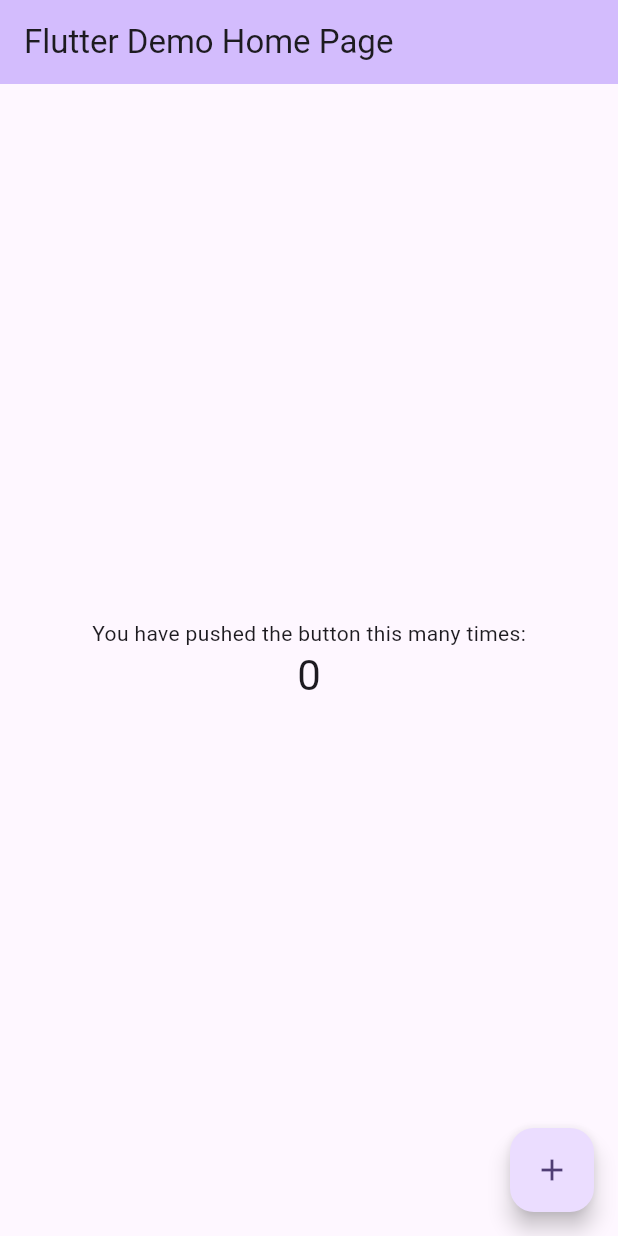
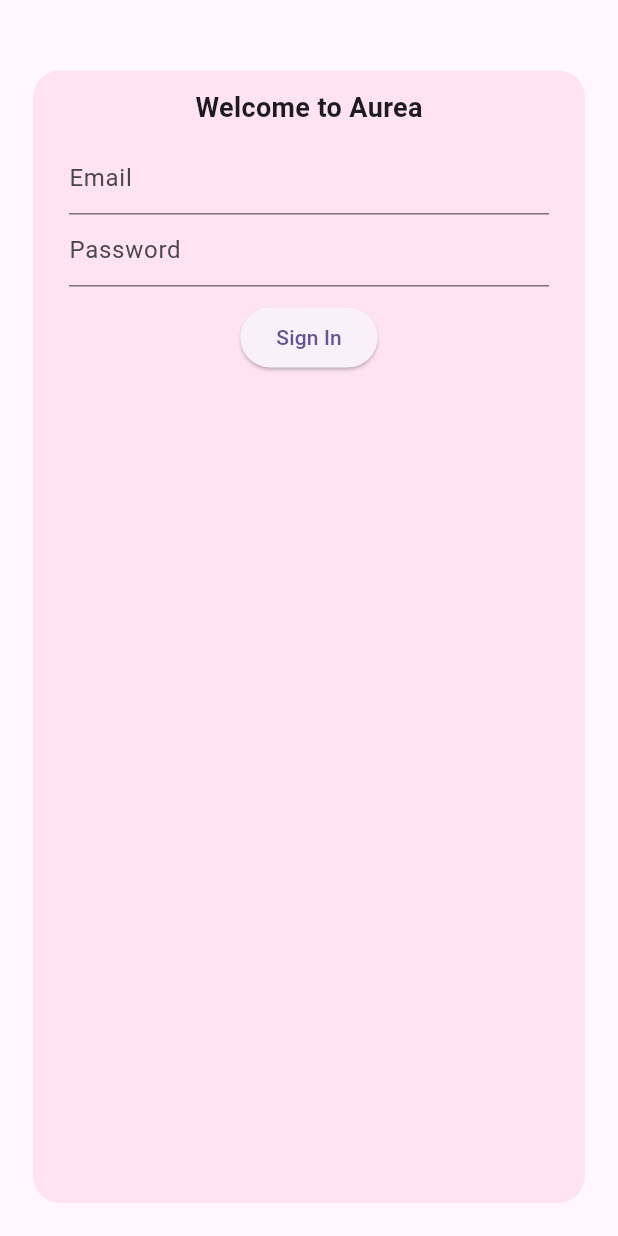
Before and after one commit to FlazeFy/Aurea-Mobile, a Flutter app: the screen it shows after launch, on a phone screen of 412 x 824 dp. Run offline on Flutter 3.47's test engine with Material 3 defaults, Android fonts, the phone set to English and light mode, and no system bars; our stand-ins replace dio, equatable, flutter_bloc, flutter_secure_storage.

Commit message:
feat(auth) : add login UI and integrate with repository

```diff
--- a/analysis_options.yaml
+++ b/analysis_options.yaml
@@ -13,8 +13,7 @@
   # The lint rules applied to this project can be customized in the
   # section below to disable rules from the `package:flutter_lints/flutter.yaml`
   # included above or to enable additional rules. A list of all available lints
-  # and their documentation is published at
-  # https://dart-lang.github.io/linter/lints/index.html.
+  # and their documentation is published at https://dart.dev/lints.
   #
   # Instead of disabling a lint rule for the entire project in the
   # section below, it can also be suppressed for a single line of code
--- /dev/null
+++ b/lib/core/global/style.dart
@@ -0,0 +1,34 @@
+import 'package:flutter/material.dart';
+
+// Color Template
+const Color dangerLightColor = Color(0xFFFFE3F2);
+
+// Spacing
+const double spaceJumbo = 35;
+const double spaceXLG = 24;
+const double spaceLG = 20;
+const double spaceXMD = 16;
+const double spaceMD = 12;
+const double spaceSM = 10;
+const double spaceXSM = 8;
+const double spaceXXSM = 6;
+const double spaceMini = 4;
+
+// Font Size
+const double textXJumbo = 24;
+const double textJumbo = 20;
+const double textXLG = 18;
+const double textLG = 16;
+const double textXMD = 14;
+const double textMD = 13;
+const double textSM = 12;
+const double textXSM = 11;
+
+// Rounded
+const double roundedCircle = 100;
+const double roundedJumbo = 30;
+const double roundedXLG = 24;
+const double roundedLG = 18;
+const double roundedMD = 14;
+const double roundedSM = 12;
+const double roundedMini = 6;
--- a/lib/core/network/api_client.dart
+++ b/lib/core/network/api_client.dart
@@ -6,7 +6,7 @@
     ApiClient() {
         dio = Dio(
             BaseOptions(
-        baseUrl: 'http://127.0.0.1:5555/api/v1',
+                baseUrl: 'http://10.0.2.2:4444/api',
                 headers: {
                   'Content-Type': 'application/json'
                 },
--- a/lib/features/auth/data/repositories/auth_repository.dart
+++ b/lib/features/auth/data/repositories/auth_repository.dart
@@ -2,5 +2,5 @@
 import '../models/login_response.dart';
 
 abstract class AuthRepository {
-  Future<LoginResponse> login(LoginRequest request);
+    Future<LoginResponse> login(LoginRequest request);
 }
--- a/lib/features/auth/data/repositories/auth_repository_impl.dart
+++ b/lib/features/auth/data/repositories/auth_repository_impl.dart
@@ -1,3 +1,7 @@
+import 'package:aurea/features/auth/data/locals/auth_local_data_source.dart';
+import 'package:aurea/features/auth/data/models/login_request.dart';
+import 'package:aurea/features/auth/data/models/login_response.dart';
+import 'package:aurea/features/auth/data/repositories/auth_repository.dart';
 import 'package:dio/dio.dart';
 
 class AuthRepositoryImpl implements AuthRepository {
@@ -11,11 +15,7 @@
 
     @override
     Future<LoginResponse> login(LoginRequest request) async {
-    final response = await dio.post(
-      '/auths/login',
-      data: request.toJson(),
-    );
-
+        final response = await dio.post('/auth/login', data: request.toJson());
         final result = LoginResponse.fromJson(response.data);
 
         await local.saveSession(
--- /dev/null
+++ b/lib/features/auth/presentation/bloc/login_bloc.dart
@@ -0,0 +1,29 @@
+import 'package:aurea/features/auth/data/models/login_request.dart';
+import 'package:aurea/features/auth/data/repositories/auth_repository.dart';
+import 'package:aurea/features/auth/presentation/bloc/login_event.dart';
+import 'package:aurea/features/auth/presentation/bloc/login_state.dart';
+import 'package:flutter_bloc/flutter_bloc.dart';
+
+class LoginBloc extends Bloc<LoginEvent, LoginState> {
+  final AuthRepository repository;
+
+  LoginBloc(this.repository) : super(LoginInitial()) {
+    on<LoginSubmitted>(_onLoginSubmitted);
+  }
+
+  Future<void> _onLoginSubmitted(LoginSubmitted event, Emitter<LoginState> emit,) async {
+    emit(LoginLoading());
+
+    try {
+      await repository.login(
+        LoginRequest(
+          email: event.email,
+          password: event.password,
+        ),
+      );
+      emit(LoginSuccess());
+    } catch (_) {
+      emit(LoginFailure('Login failed'));
+    }
+  }
+}
--- /dev/null
+++ b/lib/features/auth/presentation/bloc/login_event.dart
@@ -0,0 +1,8 @@
+abstract class LoginEvent {}
+
+class LoginSubmitted extends LoginEvent {
+  final String email;
+  final String password;
+
+  LoginSubmitted({required this.email, required this.password});
+}
--- /dev/null
+++ b/lib/features/auth/presentation/bloc/login_state.dart
@@ -0,0 +1,19 @@
+import 'package:equatable/equatable.dart';
+
+abstract class LoginState extends Equatable {
+  @override
+  List<Object?> get props => [];
+}
+
+class LoginInitial extends LoginState {}
+class LoginLoading extends LoginState {}
+class LoginSuccess extends LoginState {}
+
+class LoginFailure extends LoginState {
+  final String message;
+
+  LoginFailure(this.message);
+
+  @override
+  List<Object?> get props => [message];
+}
--- /dev/null
+++ b/lib/features/auth/presentation/pages/login_page.dart
@@ -0,0 +1,61 @@
+import 'package:aurea/core/global/style.dart';
+import 'package:aurea/core/network/api_client.dart';
+import 'package:aurea/features/auth/data/locals/auth_local_data_source.dart';
+import 'package:aurea/features/auth/data/repositories/auth_repository_impl.dart';
+import 'package:aurea/features/auth/presentation/bloc/login_bloc.dart';
+import 'package:aurea/features/auth/presentation/bloc/login_event.dart';
+import 'package:aurea/features/auth/presentation/bloc/login_state.dart';
+import 'package:aurea/features/auth/presentation/ui/molecules/m_login_form.dart';
+import 'package:aurea/features/auth/presentation/ui/organisms/o_login_card.dart';
+import 'package:flutter/material.dart';
+import 'package:flutter_bloc/flutter_bloc.dart';
+
+import '../ui/atoms/a_button.dart';
+
+class LoginPage extends StatelessWidget {
+  LoginPage({super.key});
+
+  final emailCtrl = TextEditingController();
+  final passCtrl = TextEditingController();
+
+  @override
+  Widget build(BuildContext context) {
+    return BlocProvider(
+      create: (_) => LoginBloc(
+        AuthRepositoryImpl(
+          dio: ApiClient().dio,
+          local: AuthLocalDataSource(),
+        ),
+      ),
+      child: Scaffold(
+        body: Padding(
+          padding: const EdgeInsets.only(left: spaceSM, bottom: spaceSM, right: spaceSM, top: spaceJumbo),
+          child: BlocBuilder<LoginBloc, LoginState>(
+            builder: (context, state) {
+              return OrganismLoginCard(
+                form: MoleculeLoginForm(
+                  email: emailCtrl,
+                  password: passCtrl,
+                ),
+                error: state is LoginFailure
+                    ? Text(state.message, style: const TextStyle(color: Colors.red))
+                    : null,
+                actions: AtomButton(
+                  text: 'Sign In',
+                  onPressed: () {
+                    context.read<LoginBloc>().add(
+                      LoginSubmitted(
+                        email: emailCtrl.text,
+                        password: passCtrl.text,
+                      ),
+                    );
+                  },
+                ),
+              );
+            },
+          ),
+        ),
+      ),
+    );
+  }
+}
--- /dev/null
+++ b/lib/features/auth/presentation/ui/atoms/a_button.dart
@@ -0,0 +1,13 @@
+import 'package:flutter/material.dart';
+
+class AtomButton extends StatelessWidget {
+  final String text;
+  final VoidCallback onPressed;
+
+  const AtomButton({super.key, required this.text, required this.onPressed});
+
+  @override
+  Widget build(BuildContext context) {
+    return ElevatedButton(onPressed: onPressed, child: Text(text));
+  }
+}
--- /dev/null
+++ b/lib/features/auth/presentation/ui/atoms/a_input.dart
@@ -0,0 +1,23 @@
+import 'package:flutter/material.dart';
+
+class AtomInput extends StatelessWidget {
+  final TextEditingController controller;
+  final String hint;
+  final bool obscure;
+
+  const AtomInput({
+    super.key,
+    required this.controller,
+    required this.hint,
+    this.obscure = false,
+  });
+
+  @override
+  Widget build(BuildContext context) {
+    return TextField(
+      controller: controller,
+      obscureText: obscure,
+      decoration: InputDecoration(hintText: hint),
+    );
+  }
+}
--- /dev/null
+++ b/lib/features/auth/presentation/ui/molecules/m_login_form.dart
@@ -0,0 +1,23 @@
+import 'package:aurea/core/global/style.dart';
+import 'package:aurea/features/auth/presentation/ui/atoms/a_input.dart';
+import 'package:flutter/material.dart';
+
+class MoleculeLoginForm extends StatelessWidget {
+    final TextEditingController email;
+    final TextEditingController password;
+
+    const MoleculeLoginForm({super.key, required this.email, required this.password});
+
+    @override
+    Widget build(BuildContext context) {
+        return Padding(
+            padding: EdgeInsetsGeometry.symmetric(vertical: spaceSM, horizontal: spaceMD),
+            child: Column(
+                children: [
+                    AtomInput(controller: email, hint: 'Email'),
+                    AtomInput(controller: password, hint: 'Password', obscure: true),
+                ],
+            )
+        );
+    }
+}
--- /dev/null
+++ b/lib/features/auth/presentation/ui/organisms/o_login_card.dart
@@ -0,0 +1,35 @@
+import 'package:aurea/core/global/style.dart';
+import 'package:flutter/material.dart';
+
+class OrganismLoginCard extends StatelessWidget {
+    final Widget form;
+    final Widget actions;
+    final Widget? error;
+
+    const OrganismLoginCard({
+        super.key,
+        required this.form,
+        required this.actions,
+        this.error,
+    });
+
+    @override
+    Widget build(BuildContext context) {
+        return Container(
+            margin: const EdgeInsets.all(spaceMD),
+            padding: const EdgeInsets.all(spaceMD),
+            decoration: const BoxDecoration(
+                color: dangerLightColor,
+                borderRadius: BorderRadius.all(Radius.circular(roundedLG))
+            ),
+            child: Column(
+                children: [
+                    const Text('Welcome to Aurea', style: TextStyle(fontSize: textXLG, fontWeight: FontWeight.w600)),
+                    form,
+                    if (error != null) error!,
+                    actions,
+                ],
+            ),
+        );
+    }
+}
--- a/lib/main.dart
+++ b/lib/main.dart
@@ -1,3 +1,4 @@
+import 'package:aurea/features/auth/presentation/pages/login_page.dart';
 import 'package:flutter/material.dart';
 
 void main() {
@@ -13,21 +14,6 @@
         return MaterialApp(
             title: 'Flutter Demo',
             theme: ThemeData(
-        // This is the theme of your application.
-        //
-        // TRY THIS: Try running your application with "flutter run". You'll see
-        // the application has a blue toolbar. Then, without quitting the app,
-        // try changing the seedColor in the colorScheme below to Colors.green
-        // and then invoke "hot reload" (save your changes or press the "hot
-        // reload" button in a Flutter-supported IDE, or press "r" if you used
-        // the command line to start the app).
-        //
-        // Notice that the counter didn't reset back to zero; the application
-        // state is not lost during the reload. To reset the state, use hot
-        // restart instead.
-        //
-        // This works for code too, not just values: Most code changes can be
-        // tested with just a hot reload.
                 colorScheme: ColorScheme.fromSeed(seedColor: Colors.deepPurple),
                 useMaterial3: true,
             ),
@@ -38,16 +24,6 @@
 
 class MyHomePage extends StatefulWidget {
     const MyHomePage({super.key, required this.title});
-
-  // This widget is the home page of your application. It is stateful, meaning
-  // that it has a State object (defined below) that contains fields that affect
-  // how it looks.
-
-  // This class is the configuration for the state. It holds the values (in this
-  // case the title) provided by the parent (in this case the App widget) and
-  // used by the build method of the State. Fields in a Widget subclass are
-  // always marked "final".
-
     final String title;
 
     @override
@@ -55,71 +31,8 @@
 }
 
 class _MyHomePageState extends State<MyHomePage> {
-  int _counter = 0;
-
-  void _incrementCounter() {
-    setState(() {
-      // This call to setState tells the Flutter framework that something has
-      // changed in this State, which causes it to rerun the build method below
-      // so that the display can reflect the updated values. If we changed
-      // _counter without calling setState(), then the build method would not be
-      // called again, and so nothing would appear to happen.
-      _counter++;
-    });
-  }
-
     @override
     Widget build(BuildContext context) {
-    // This method is rerun every time setState is called, for instance as done
-    // by the _incrementCounter method above.
-    //
-    // The Flutter framework has been optimized to make rerunning build methods
-    // fast, so that you can just rebuild anything that needs updating rather
-    // than having to individually change instances of widgets.
-    return Scaffold(
-      appBar: AppBar(
-        // TRY THIS: Try changing the color here to a specific color (to
-        // Colors.amber, perhaps?) and trigger a hot reload to see the AppBar
-        // change color while the other colors stay the same.
-        backgroundColor: Theme.of(context).colorScheme.inversePrimary,
-        // Here we take the value from the MyHomePage object that was created by
-        // the App.build method, and use it to set our appbar title.
-        title: Text(widget.title),
-      ),
-      body: Center(
-        // Center is a layout widget. It takes a single child and positions it
-        // in the middle of the parent.
-        child: Column(
-          // Column is also a layout widget. It takes a list of children and
-          // arranges them vertically. By default, it sizes itself to fit its
-          // children horizontally, and tries to be as tall as its parent.
-          //
-          // Column has various properties to control how it sizes itself and
-          // how it positions its children. Here we use mainAxisAlignment to
-          // center the children vertically; the main axis here is the vertical
-          // axis because Columns are vertical (the cross axis would be
-          // horizontal).
-          //
-          // TRY THIS: Invoke "debug painting" (choose the "Toggle Debug Paint"
-          // action in the IDE, or press "p" in the console), to see the
-          // wireframe for each widget.
-          mainAxisAlignment: MainAxisAlignment.center,
-          children: <Widget>[
-            const Text(
-              'You have pushed the button this many times:',
-            ),
-            Text(
-              '$_counter',
-              style: Theme.of(context).textTheme.headlineMedium,
-            ),
-          ],
-        ),
-      ),
-      floatingActionButton: FloatingActionButton(
-        onPressed: _incrementCounter,
-        tooltip: 'Increment',
-        child: const Icon(Icons.add),
-      ), // This trailing comma makes auto-formatting nicer for build methods.
-    );
+        return LoginPage();
     }
 }
```
Also changed, not shown: lib/features/auth/data/locals/auth_local_data_source.dart (indentation only), lib/features/auth/data/models/login_request.dart (indentation only), lib/features/auth/data/models/login_response.dart (indentation only), pubspec.lock, 11 other files. Lines whose indentation alone changed are shown as unchanged.
